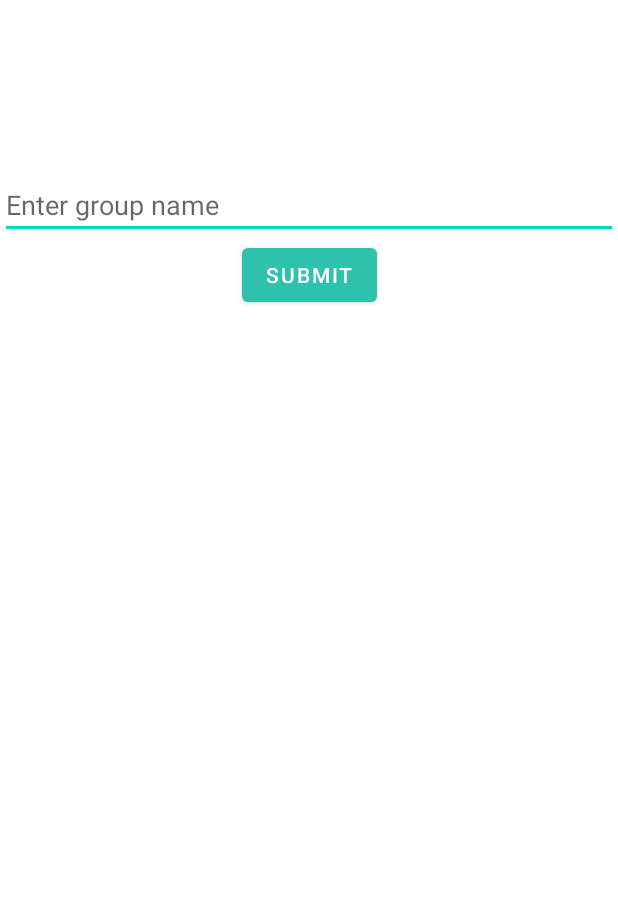
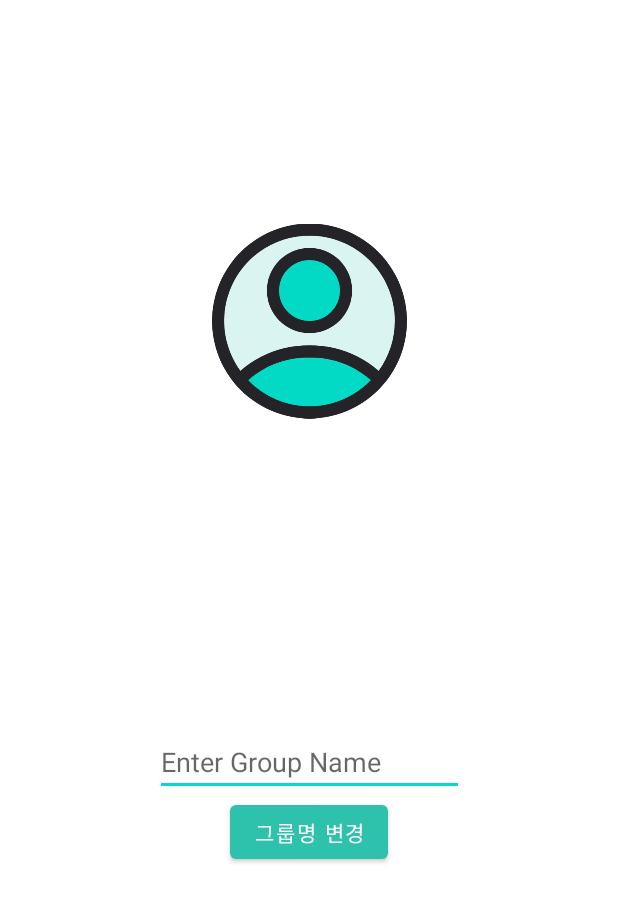
Before and after one commit to lucy1287/madcamp_task1, an Android app: the GroupChangeActivity screen opened directly, with no data from a screen before it, on a phone screen of 412 x 824 dp. Shown: the top 902 px of the screen. Run offline under Robolectric (Android 15) with nearby library versions, the phone set to English and light mode, and no system bars.

Commit message:
Profile Design

```diff
--- a/app/src/main/res/layout/activity_groupchange.xml
+++ b/app/src/main/res/layout/activity_groupchange.xml
@@ -1,19 +1,33 @@
 <?xml version="1.0" encoding="utf-8"?>
-<androidx.constraintlayout.widget.ConstraintLayout xmlns:android="http://schemas.android.com/apk/res/android"
+<androidx.constraintlayout.widget.ConstraintLayout
+    xmlns:android="http://schemas.android.com/apk/res/android"
     xmlns:app="http://schemas.android.com/apk/res-auto"
     xmlns:tools="http://schemas.android.com/tools"
     android:layout_width="match_parent"
     android:layout_height="match_parent"
     tools:context=".GroupChangeActivity">
 
+    <ImageView
+        android:id="@+id/profileIcon"
+        android:layout_width="130dp"
+        android:layout_height="193dp"
+        android:layout_marginTop="16dp"
+        android:contentDescription="Profile Icon"
+        android:src="@drawable/blankprofile"
+        app:layout_constraintTop_toTopOf="parent"
+        app:layout_constraintBottom_toTopOf="@+id/guidelineTop"
+        app:layout_constraintStart_toStartOf="parent"
+        app:layout_constraintEnd_toEndOf="parent"
+        app:layout_constraintHorizontal_bias="0.5" />
+
     <TextView
         android:id="@+id/nameTv"
         android:layout_width="wrap_content"
         android:layout_height="wrap_content"
-        android:layout_marginTop="16dp"
-        android:textSize="24sp"
+        android:layout_marginTop="15dp"
+        android:textSize="26sp"
         android:textStyle="bold"
-        app:layout_constraintTop_toTopOf="parent"
+        app:layout_constraintTop_toBottomOf="@+id/profileIcon"
         app:layout_constraintStart_toStartOf="parent"
         app:layout_constraintEnd_toEndOf="parent"
         tools:text="name"/>
@@ -22,8 +36,8 @@
         android:id="@+id/phonenumTv"
         android:layout_width="wrap_content"
         android:layout_height="wrap_content"
-        android:layout_marginTop="8dp"
-        android:textSize="18sp"
+        android:layout_marginTop="15dp"
+        android:textSize="21sp"
         app:layout_constraintTop_toBottomOf="@+id/nameTv"
         app:layout_constraintStart_toStartOf="parent"
         app:layout_constraintEnd_toEndOf="parent"
@@ -33,7 +47,7 @@
         android:id="@+id/groupnameTv"
         android:layout_width="wrap_content"
         android:layout_height="wrap_content"
-        android:layout_marginTop="8dp"
+        android:layout_marginTop="15dp"
         android:textSize="18sp"
         app:layout_constraintTop_toBottomOf="@+id/phonenumTv"
         app:layout_constraintStart_toStartOf="parent"
@@ -42,21 +56,50 @@
 
     <EditText
         android:id="@+id/groupNameEditText"
-        android:layout_width="match_parent"
+        android:layout_width="0dp"
         android:layout_height="wrap_content"
-        app:layout_constraintTop_toBottomOf="@+id/groupnameTv"
-        app:layout_constraintStart_toStartOf="parent"
-        app:layout_constraintEnd_toEndOf="parent"
-        android:hint="Enter group name" />
+        android:layout_marginTop="40dp"
+        android:hint="Enter Group Name"
+        app:layout_constraintStart_toStartOf="@id/guideline1"
+        app:layout_constraintEnd_toStartOf="@+id/guideline2"
+        app:layout_constraintHorizontal_bias="1.0"
+        app:layout_constraintTop_toBottomOf="@+id/groupnameTv" />
 
     <Button
         android:id="@+id/submitButton"
         android:layout_width="wrap_content"
         android:layout_height="wrap_content"
-        app:layout_constraintTop_toBottomOf="@+id/groupNameEditText"
+        app:layout_constraintTop_toBottomOf="@id/groupNameEditText"
         app:layout_constraintStart_toStartOf="parent"
         app:layout_constraintEnd_toEndOf="parent"
-        android:text="Submit" />
+        android:text="그룹명 변경" />
 
+    <androidx.constraintlayout.widget.Guideline
+        android:id="@+id/guideline1"
+        android:layout_width="wrap_content"
+        android:layout_height="wrap_content"
+        android:orientation="vertical"
+        app:layout_constraintGuide_percent="0.25" />
+
+    <androidx.constraintlayout.widget.Guideline
+        android:id="@+id/guideline2"
+        android:layout_width="wrap_content"
+        android:layout_height="wrap_content"
+        android:orientation="vertical"
+        app:layout_constraintGuide_percent="0.75" />
+
+    <androidx.constraintlayout.widget.Guideline
+        android:id="@+id/guideline3"
+        android:layout_width="wrap_content"
+        android:layout_height="wrap_content"
+        android:orientation="vertical"
+        app:layout_constraintGuide_percent="0.6" />
+
+    <androidx.constraintlayout.widget.Guideline
+        android:id="@+id/guidelineTop"
+        android:layout_width="wrap_content"
+        android:layout_height="wrap_content"
+        android:orientation="horizontal"
+        app:layout_constraintGuide_percent="0.5" />
 
 </androidx.constraintlayout.widget.ConstraintLayout>
```
Also changed, not shown: app/src/main/res/drawable/blankprofile.png (added).
